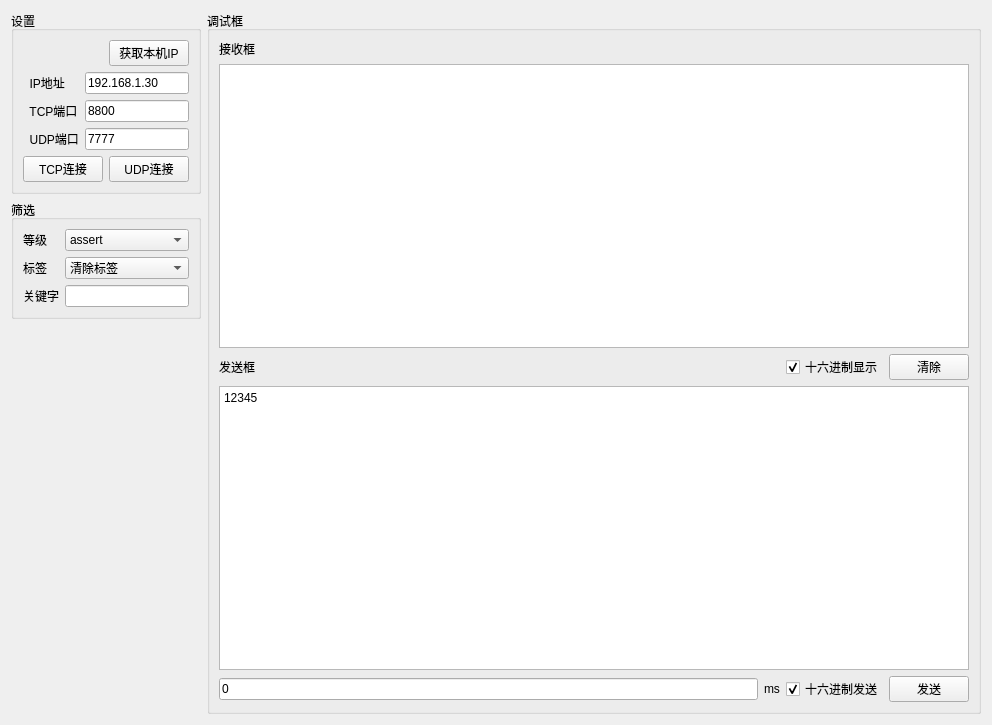
zhangfengqilk/ORIR_Debug_Client, file src/ui/ORIR_Debug_LogAnalysis_Page.ui: the form before one commit.
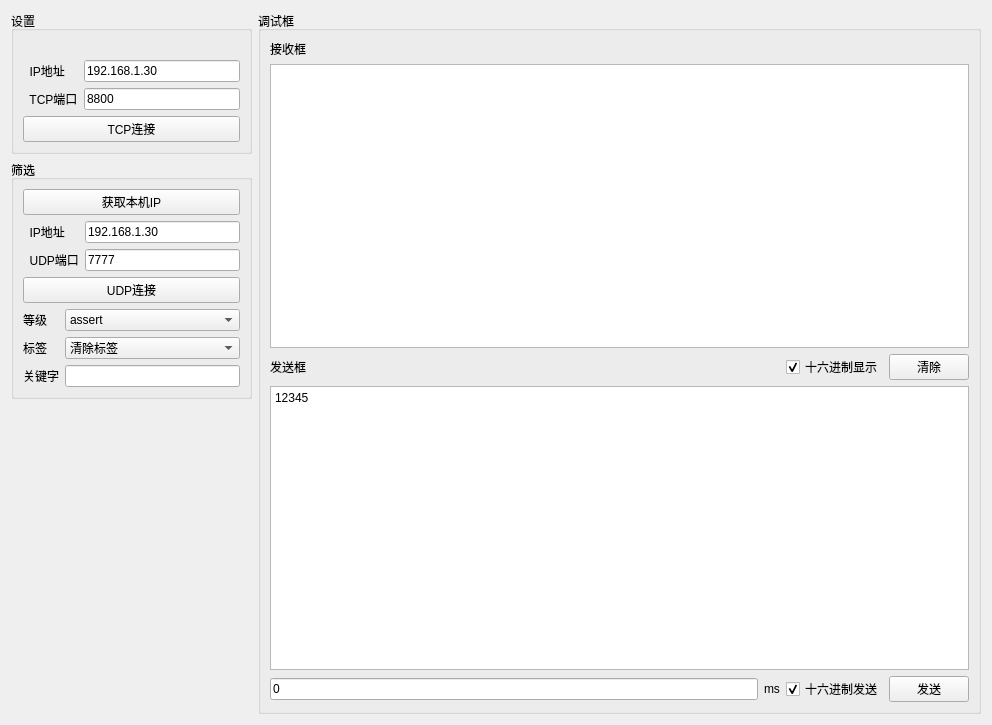
The form after the commit.

```diff
--- a/src/ui/ORIR_Debug_LogAnalysis_Page.ui
+++ b/src/ui/ORIR_Debug_LogAnalysis_Page.ui
@@ -13,7 +13,7 @@
   <property name="windowTitle">
    <string>Form</string>
   </property>
-  <layout class="QGridLayout" name="gridLayout_3" columnstretch="1,10">
+  <layout class="QGridLayout" name="gridLayout_3" columnstretch="3,9">
    <item row="0" column="0">
     <layout class="QVBoxLayout" name="verticalLayout">
      <item>
@@ -22,6 +22,45 @@
         <string>设置</string>
        </property>
        <layout class="QGridLayout" name="gridLayout_2">
+        <item row="1" column="0" colspan="2">
+         <layout class="QGridLayout" name="gridLayout">
+          <item row="1" column="1">
+           <widget class="QLineEdit" name="tcp_port_le">
+            <property name="text">
+             <string>8800</string>
+            </property>
+           </widget>
+          </item>
+          <item row="0" column="0">
+           <widget class="QLabel" name="label_4">
+            <property name="text">
+             <string>  IP地址</string>
+            </property>
+           </widget>
+          </item>
+          <item row="2" column="0" colspan="2">
+           <widget class="QPushButton" name="tcp_connect_btn">
+            <property name="text">
+             <string>TCP连接</string>
+            </property>
+           </widget>
+          </item>
+          <item row="0" column="1">
+           <widget class="QLineEdit" name="tcp_ip_addr_le">
+            <property name="text">
+             <string>192.168.1.30</string>
+            </property>
+           </widget>
+          </item>
+          <item row="1" column="0">
+           <widget class="QLabel" name="label_5">
+            <property name="text">
+             <string>  TCP端口</string>
+            </property>
+           </widget>
+          </item>
+         </layout>
+        </item>
         <item row="0" column="0">
          <spacer name="horizontalSpacer">
           <property name="orientation">
@@ -35,47 +74,21 @@
           </property>
          </spacer>
         </item>
-        <item row="0" column="1">
-         <widget class="QPushButton" name="get_local_ip_btn">
-          <property name="text">
-           <string>获取本机IP</string>
-          </property>
-         </widget>
-        </item>
-        <item row="1" column="0" colspan="2">
-         <layout class="QGridLayout" name="gridLayout">
-          <item row="0" column="1">
-           <widget class="QLineEdit" name="ip_addr_le">
-            <property name="text">
-             <string>192.168.1.30</string>
-            </property>
-           </widget>
-          </item>
-          <item row="2" column="0">
-           <widget class="QLabel" name="label_6">
-            <property name="text">
-             <string>  UDP端口</string>
-            </property>
-           </widget>
-          </item>
+       </layout>
+      </widget>
+     </item>
+     <item>
+      <widget class="QGroupBox" name="groupBox_3">
+       <property name="title">
+        <string>筛选</string>
+       </property>
+       <layout class="QGridLayout" name="gridLayout_5">
+        <item row="0" column="0">
+         <layout class="QGridLayout" name="gridLayout_7">
           <item row="1" column="1">
-           <widget class="QLineEdit" name="tcp_port_le">
+           <widget class="QLineEdit" name="udp_ip_addr_le">
             <property name="text">
-             <string>8800</string>
-            </property>
-           </widget>
-          </item>
-          <item row="0" column="0">
-           <widget class="QLabel" name="label_4">
-            <property name="text">
-             <string>  IP地址</string>
-            </property>
-           </widget>
-          </item>
-          <item row="1" column="0">
-           <widget class="QLabel" name="label_5">
-            <property name="text">
-             <string>  TCP端口</string>
+             <string>192.168.1.30</string>
             </property>
            </widget>
           </item>
@@ -86,36 +99,37 @@
             </property>
            </widget>
           </item>
-         </layout>
-        </item>
-        <item row="2" column="0" colspan="2">
-         <layout class="QHBoxLayout" name="horizontalLayout_2">
-          <item>
-           <widget class="QPushButton" name="tcp_connect_btn">
-            <property name="text">
-             <string>TCP连接</string>
-            </property>
-           </widget>
-          </item>
-          <item>
+          <item row="3" column="0" colspan="2">
            <widget class="QPushButton" name="udp_connect_btn">
             <property name="text">
              <string>UDP连接</string>
             </property>
            </widget>
           </item>
+          <item row="2" column="0">
+           <widget class="QLabel" name="label_8">
+            <property name="text">
+             <string>  UDP端口</string>
+            </property>
+           </widget>
+          </item>
+          <item row="1" column="0">
+           <widget class="QLabel" name="label_7">
+            <property name="text">
+             <string>  IP地址</string>
+            </property>
+           </widget>
+          </item>
+          <item row="0" column="0" colspan="2">
+           <widget class="QPushButton" name="get_local_ip_btn">
+            <property name="text">
+             <string>获取本机IP</string>
+            </property>
+           </widget>
+          </item>
          </layout>
         </item>
-       </layout>
-      </widget>
-     </item>
-     <item>
-      <widget class="QGroupBox" name="groupBox_3">
-       <property name="title">
-        <string>筛选</string>
-       </property>
-       <layout class="QGridLayout" name="gridLayout_5">
-        <item row="0" column="0">
+        <item row="3" column="0">
          <layout class="QGridLayout" name="gridLayout_4">
           <item row="0" column="0">
            <widget class="QLabel" name="label">
@@ -245,7 +259,7 @@
 &lt;html&gt;&lt;head&gt;&lt;meta name=&quot;qrichtext&quot; content=&quot;1&quot; /&gt;&lt;style type=&quot;text/css&quot;&gt;
 p, li { white-space: pre-wrap; }
 &lt;/style&gt;&lt;/head&gt;&lt;body style=&quot; font-family:'SimSun'; font-size:9pt; font-weight:400; font-style:normal;&quot;&gt;
-&lt;p style=&quot; margin-top:0px; margin-bottom:0px; margin-left:0px; margin-right:0px; -qt-block-indent:0; text-indent:0px;&quot;&gt;12345&lt;/p&gt;&lt;/body&gt;&lt;/html&gt;</string>
+&lt;p style=&quot; margin-top:0px; margin-bottom:0px; margin-left:0px; margin-right:0px; -qt-block-indent:0; text-indent:0px;&quot;&gt;&lt;span style=&quot; font-family:'SimSun';&quot;&gt;12345&lt;/span&gt;&lt;/p&gt;&lt;/body&gt;&lt;/html&gt;</string>
         </property>
        </widget>
       </item>
```
